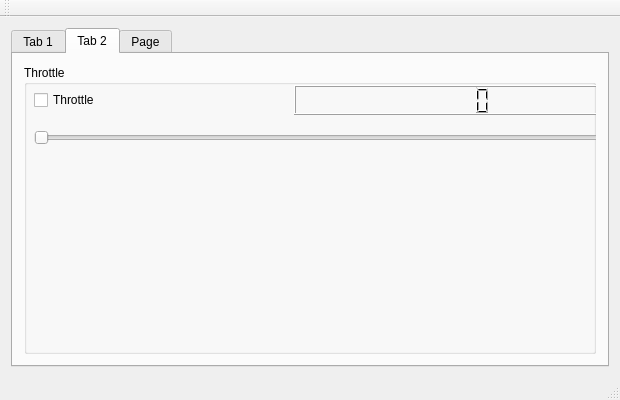
mdtaharsoualah/ErasmusFlightSimulator, file QtGuiApp/Resources/QtGuiApp.ui: the form before one commit.
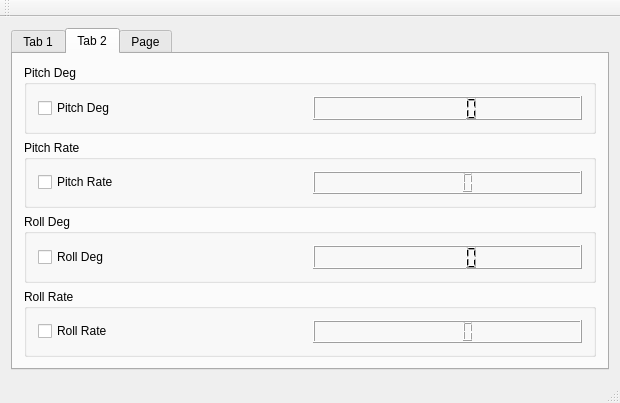
The form after the commit. The open tabs and pages were chosen to show the change.

Patch:
```diff
--- a/QtGuiApp/Resources/QtGuiApp.ui
+++ b/QtGuiApp/Resources/QtGuiApp.ui
@@ -158,50 +158,77 @@
         <item>
          <widget class="QGroupBox" name="groupBox_2">
           <property name="title">
-           <string>Throttle</string>
+           <string>Pitch Deg</string>
           </property>
-          <widget class="QLCDNumber" name="LcdThrottle">
-           <property name="geometry">
-            <rect>
-             <x>270</x>
-             <y>20</y>
-             <width>320</width>
-             <height>30</height>
-            </rect>
-           </property>
-          </widget>
-          <widget class="QCheckBox" name="CheckThrottle">
-           <property name="geometry">
-            <rect>
-             <x>10</x>
-             <y>25</y>
-             <width>200</width>
-             <height>20</height>
-            </rect>
-           </property>
-           <property name="text">
-            <string>Throttle</string>
-           </property>
-          </widget>
-          <widget class="QSlider" name="ControlThrottle">
-           <property name="geometry">
-            <rect>
-             <x>10</x>
-             <y>60</y>
-             <width>580</width>
-             <height>25</height>
-            </rect>
-           </property>
-           <property name="maximum">
-            <number>100</number>
-           </property>
-           <property name="singleStep">
-            <number>1</number>
-           </property>
-           <property name="orientation">
-            <enum>Qt::Horizontal</enum>
-           </property>
-          </widget>
+          <layout class="QHBoxLayout" name="horizontalLayout">
+           <item>
+            <widget class="QCheckBox" name="CheckPitchDeg">
+             <property name="text">
+              <string>Pitch Deg</string>
+             </property>
+            </widget>
+           </item>
+           <item>
+            <widget class="QLCDNumber" name="LcdPitchDeg"/>
+           </item>
+          </layout>
+         </widget>
+        </item>
+        <item>
+         <widget class="QGroupBox" name="groupBox_6">
+          <property name="title">
+           <string>Pitch Rate</string>
+          </property>
+          <layout class="QHBoxLayout" name="horizontalLayout_2">
+           <item>
+            <widget class="QCheckBox" name="CheckPitchRate">
+             <property name="text">
+              <string>Pitch Rate</string>
+             </property>
+            </widget>
+           </item>
+           <item>
+            <widget class="QLCDNumber" name="LcdPitchRate"/>
+           </item>
+          </layout>
+         </widget>
+        </item>
+        <item>
+         <widget class="QGroupBox" name="groupBox_7">
+          <property name="title">
+           <string>Roll Deg</string>
+          </property>
+          <layout class="QHBoxLayout" name="horizontalLayout_3">
+           <item>
+            <widget class="QCheckBox" name="CheckRollDeg">
+             <property name="text">
+              <string>Roll Deg</string>
+             </property>
+            </widget>
+           </item>
+           <item>
+            <widget class="QLCDNumber" name="LcdRollDeg"/>
+           </item>
+          </layout>
+         </widget>
+        </item>
+        <item>
+         <widget class="QGroupBox" name="groupBox_8">
+          <property name="title">
+           <string>Roll Rate</string>
+          </property>
+          <layout class="QHBoxLayout" name="horizontalLayout_4">
+           <item>
+            <widget class="QCheckBox" name="CheckRollRate">
+             <property name="text">
+              <string>Roll Rate</string>
+             </property>
+            </widget>
+           </item>
+           <item>
+            <widget class="QLCDNumber" name="LcdRollRate"/>
+           </item>
+          </layout>
          </widget>
         </item>
        </layout>
```
Left out of the diff: 2 changed lines with no effect on the pictures.
